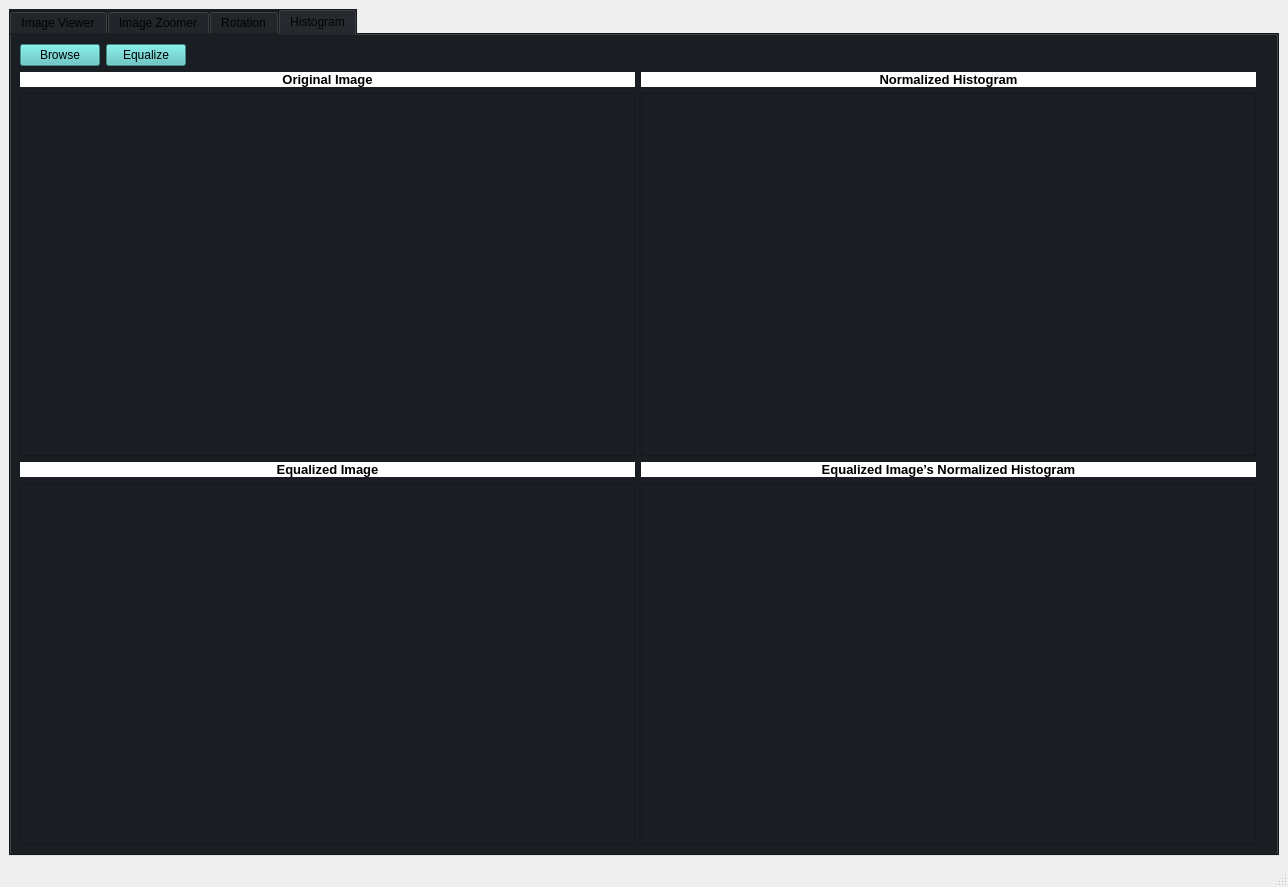
The window that GUI2.ui (FarahGamal/Image-Processing-Toolbox) describes before a commit, drawn with Qt 5.
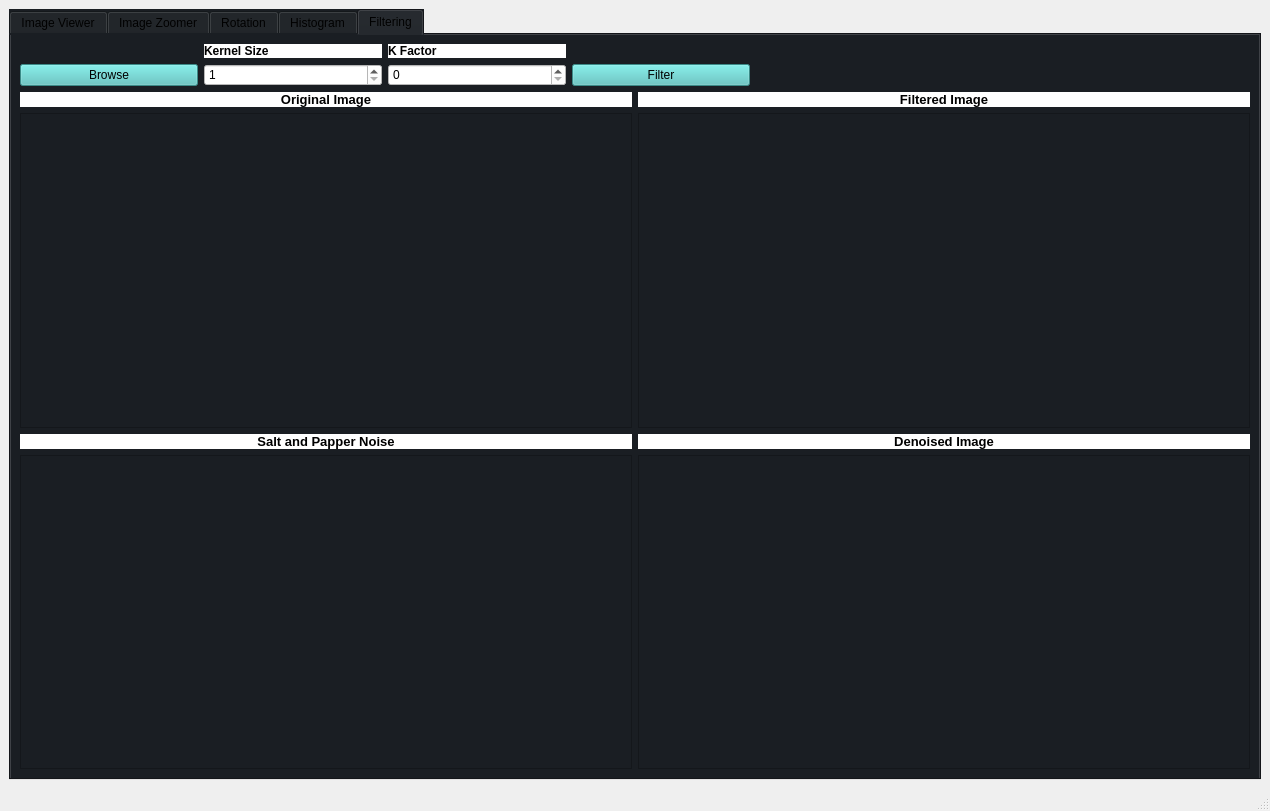
The same window after the commit.

Commit message: filter task

The edit to the form file:
```diff
--- a/GUI2.ui
+++ b/GUI2.ui
@@ -6,8 +6,8 @@
    <rect>
     <x>0</x>
     <y>0</y>
-    <width>1288</width>
-    <height>887</height>
+    <width>1270</width>
+    <height>811</height>
    </rect>
   </property>
   <property name="windowTitle">
@@ -21,7 +21,7 @@
        <string notr="true">background-color: rgb(26, 30, 35);</string>
       </property>
       <property name="currentIndex">
-       <number>3</number>
+       <number>4</number>
       </property>
       <widget class="QWidget" name="imageViewerTab">
        <attribute name="title">
@@ -1037,8 +1037,8 @@
             <rect>
              <x>0</x>
              <y>0</y>
-             <width>607</width>
-             <height>330</height>
+             <width>598</width>
+             <height>292</height>
             </rect>
            </property>
            <layout class="QHBoxLayout" name="horizontalLayout_8">
@@ -1059,8 +1059,8 @@
             <rect>
              <x>0</x>
              <y>0</y>
-             <width>606</width>
-             <height>330</height>
+             <width>597</width>
+             <height>292</height>
             </rect>
            </property>
            <layout class="QHBoxLayout" name="horizontalLayout_7">
@@ -1118,8 +1118,8 @@
             <rect>
              <x>0</x>
              <y>0</y>
-             <width>607</width>
-             <height>329</height>
+             <width>598</width>
+             <height>291</height>
             </rect>
            </property>
            <layout class="QHBoxLayout" name="horizontalLayout_6">
@@ -1180,8 +1180,8 @@
             <rect>
              <x>0</x>
              <y>0</y>
-             <width>606</width>
-             <height>329</height>
+             <width>597</width>
+             <height>291</height>
             </rect>
            </property>
            <layout class="QHBoxLayout" name="horizontalLayout_5">
@@ -1234,6 +1234,283 @@
         </item>
        </layout>
       </widget>
+      <widget class="QWidget" name="tab_3">
+       <attribute name="title">
+        <string>Filtering</string>
+       </attribute>
+       <layout class="QGridLayout" name="gridLayout_20">
+        <item row="0" column="0">
+         <layout class="QGridLayout" name="gridLayout_16">
+          <item row="0" column="0">
+           <layout class="QGridLayout" name="gridLayout_29">
+            <item row="1" column="0">
+             <widget class="QPushButton" name="filteringPushButton">
+              <property name="styleSheet">
+               <string notr="true">background-color: rgb(83, 194, 191);</string>
+              </property>
+              <property name="text">
+               <string>Browse</string>
+              </property>
+             </widget>
+            </item>
+            <item row="1" column="4">
+             <spacer name="horizontalSpacer_13">
+              <property name="orientation">
+               <enum>Qt::Horizontal</enum>
+              </property>
+              <property name="sizeType">
+               <enum>QSizePolicy::Fixed</enum>
+              </property>
+              <property name="sizeHint" stdset="0">
+               <size>
+                <width>500</width>
+                <height>20</height>
+               </size>
+              </property>
+             </spacer>
+            </item>
+            <item row="1" column="1">
+             <widget class="QSpinBox" name="kernelSizeSpinBox">
+              <property name="styleSheet">
+               <string notr="true">background-color: rgb(255, 255, 255);</string>
+              </property>
+              <property name="minimum">
+               <number>1</number>
+              </property>
+              <property name="singleStep">
+               <number>2</number>
+              </property>
+             </widget>
+            </item>
+            <item row="1" column="2">
+             <widget class="QSpinBox" name="kFactorSpinBox">
+              <property name="styleSheet">
+               <string notr="true">background-color: rgb(255, 255, 255);</string>
+              </property>
+             </widget>
+            </item>
+            <item row="0" column="1">
+             <widget class="QLabel" name="label_11">
+              <property name="font">
+               <font>
+                <pointsize>9</pointsize>
+                <weight>75</weight>
+                <bold>true</bold>
+               </font>
+              </property>
+              <property name="styleSheet">
+               <string notr="true">background-color: rgb(255, 255, 255);</string>
+              </property>
+              <property name="text">
+               <string>Kernel Size</string>
+              </property>
+             </widget>
+            </item>
+            <item row="0" column="2">
+             <widget class="QLabel" name="label_12">
+              <property name="font">
+               <font>
+                <pointsize>9</pointsize>
+                <weight>75</weight>
+                <bold>true</bold>
+               </font>
+              </property>
+              <property name="styleSheet">
+               <string notr="true">background-color: rgb(255, 255, 255);</string>
+              </property>
+              <property name="text">
+               <string>K Factor </string>
+              </property>
+             </widget>
+            </item>
+            <item row="1" column="3">
+             <widget class="QPushButton" name="filterPushButton">
+              <property name="styleSheet">
+               <string notr="true">background-color: rgb(83, 194, 191);</string>
+              </property>
+              <property name="text">
+               <string>Filter</string>
+              </property>
+             </widget>
+            </item>
+           </layout>
+          </item>
+          <item row="1" column="0">
+           <layout class="QGridLayout" name="gridLayout_15">
+            <item row="0" column="0">
+             <widget class="QLabel" name="label_13">
+              <property name="font">
+               <font>
+                <pointsize>10</pointsize>
+                <weight>75</weight>
+                <bold>true</bold>
+               </font>
+              </property>
+              <property name="styleSheet">
+               <string notr="true">background-color: rgb(255, 255, 255);</string>
+              </property>
+              <property name="text">
+               <string>Original Image</string>
+              </property>
+              <property name="alignment">
+               <set>Qt::AlignCenter</set>
+              </property>
+             </widget>
+            </item>
+            <item row="0" column="1">
+             <widget class="QLabel" name="label_14">
+              <property name="font">
+               <font>
+                <pointsize>10</pointsize>
+                <weight>75</weight>
+                <bold>true</bold>
+               </font>
+              </property>
+              <property name="styleSheet">
+               <string notr="true">background-color: rgb(255, 255, 255);</string>
+              </property>
+              <property name="text">
+               <string>Filtered Image</string>
+              </property>
+              <property name="alignment">
+               <set>Qt::AlignCenter</set>
+              </property>
+             </widget>
+            </item>
+            <item row="1" column="0">
+             <widget class="QScrollArea" name="scrollArea_11">
+              <property name="widgetResizable">
+               <bool>true</bool>
+              </property>
+              <widget class="QWidget" name="scrollAreaWidgetContents_11">
+               <property name="geometry">
+                <rect>
+                 <x>0</x>
+                 <y>0</y>
+                 <width>603</width>
+                 <height>277</height>
+                </rect>
+               </property>
+               <layout class="QGridLayout" name="gridLayout_17">
+                <item row="0" column="0">
+                 <layout class="QGridLayout" name="originalFGridLayout"/>
+                </item>
+               </layout>
+              </widget>
+             </widget>
+            </item>
+            <item row="1" column="1">
+             <widget class="QScrollArea" name="scrollArea_12">
+              <property name="widgetResizable">
+               <bool>true</bool>
+              </property>
+              <widget class="QWidget" name="scrollAreaWidgetContents_12">
+               <property name="geometry">
+                <rect>
+                 <x>0</x>
+                 <y>0</y>
+                 <width>602</width>
+                 <height>277</height>
+                </rect>
+               </property>
+               <layout class="QGridLayout" name="gridLayout_23">
+                <item row="0" column="0">
+                 <layout class="QGridLayout" name="filterGridLayout"/>
+                </item>
+               </layout>
+              </widget>
+             </widget>
+            </item>
+            <item row="2" column="0">
+             <widget class="QLabel" name="label_15">
+              <property name="font">
+               <font>
+                <pointsize>10</pointsize>
+                <weight>75</weight>
+                <bold>true</bold>
+               </font>
+              </property>
+              <property name="styleSheet">
+               <string notr="true">background-color: rgb(255, 255, 255);</string>
+              </property>
+              <property name="text">
+               <string>Salt and Papper Noise</string>
+              </property>
+              <property name="alignment">
+               <set>Qt::AlignCenter</set>
+              </property>
+             </widget>
+            </item>
+            <item row="2" column="1">
+             <widget class="QLabel" name="label_16">
+              <property name="font">
+               <font>
+                <pointsize>10</pointsize>
+                <weight>75</weight>
+                <bold>true</bold>
+               </font>
+              </property>
+              <property name="styleSheet">
+               <string notr="true">background-color: rgb(255, 255, 255);</string>
+              </property>
+              <property name="text">
+               <string>Denoised Image</string>
+              </property>
+              <property name="alignment">
+               <set>Qt::AlignCenter</set>
+              </property>
+             </widget>
+            </item>
+            <item row="3" column="0">
+             <widget class="QScrollArea" name="scrollArea_13">
+              <property name="widgetResizable">
+               <bool>true</bool>
+              </property>
+              <widget class="QWidget" name="scrollAreaWidgetContents_13">
+               <property name="geometry">
+                <rect>
+                 <x>0</x>
+                 <y>0</y>
+                 <width>603</width>
+                 <height>277</height>
+                </rect>
+               </property>
+               <layout class="QGridLayout" name="gridLayout_25">
+                <item row="0" column="0">
+                 <layout class="QGridLayout" name="saltAndPapperGridLayout"/>
+                </item>
+               </layout>
+              </widget>
+             </widget>
+            </item>
+            <item row="3" column="1">
+             <widget class="QScrollArea" name="scrollArea_14">
+              <property name="widgetResizable">
+               <bool>true</bool>
+              </property>
+              <widget class="QWidget" name="scrollAreaWidgetContents_14">
+               <property name="geometry">
+                <rect>
+                 <x>0</x>
+                 <y>0</y>
+                 <width>602</width>
+                 <height>277</height>
+                </rect>
+               </property>
+               <layout class="QGridLayout" name="gridLayout_27">
+                <item row="0" column="0">
+                 <layout class="QGridLayout" name="denoisedImageGridLayout"/>
+                </item>
+               </layout>
+              </widget>
+             </widget>
+            </item>
+           </layout>
+          </item>
+         </layout>
+        </item>
+       </layout>
+      </widget>
      </widget>
     </item>
    </layout>
```
Left out of the diff: 28 changed lines with no effect on the pictures. The commit also changes 1 other file.
